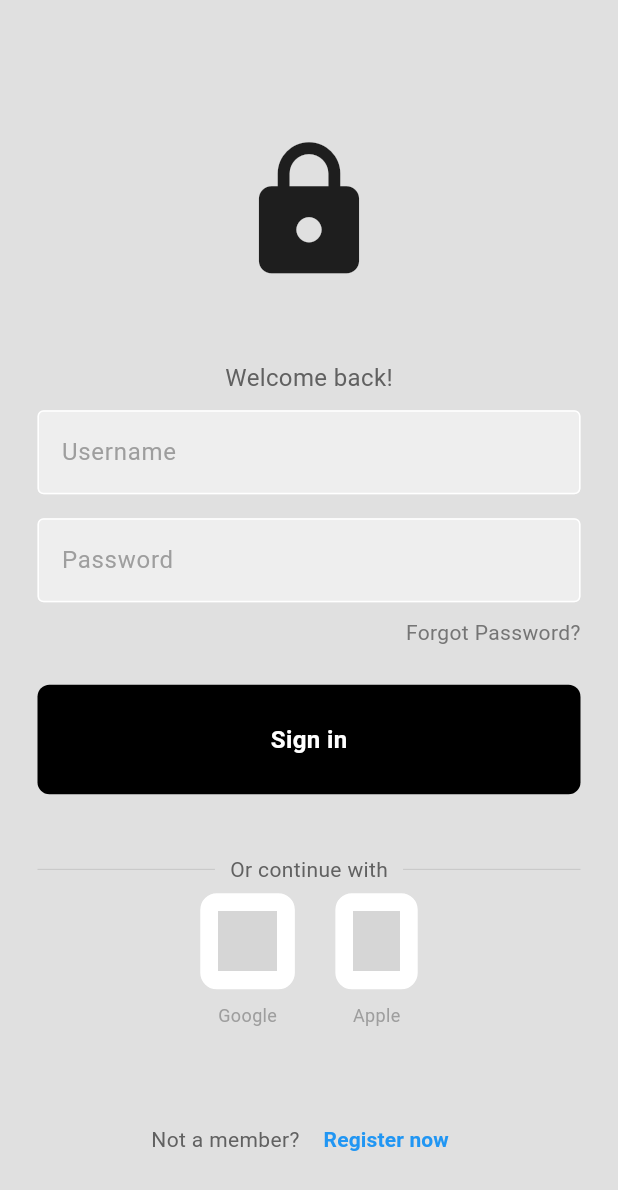
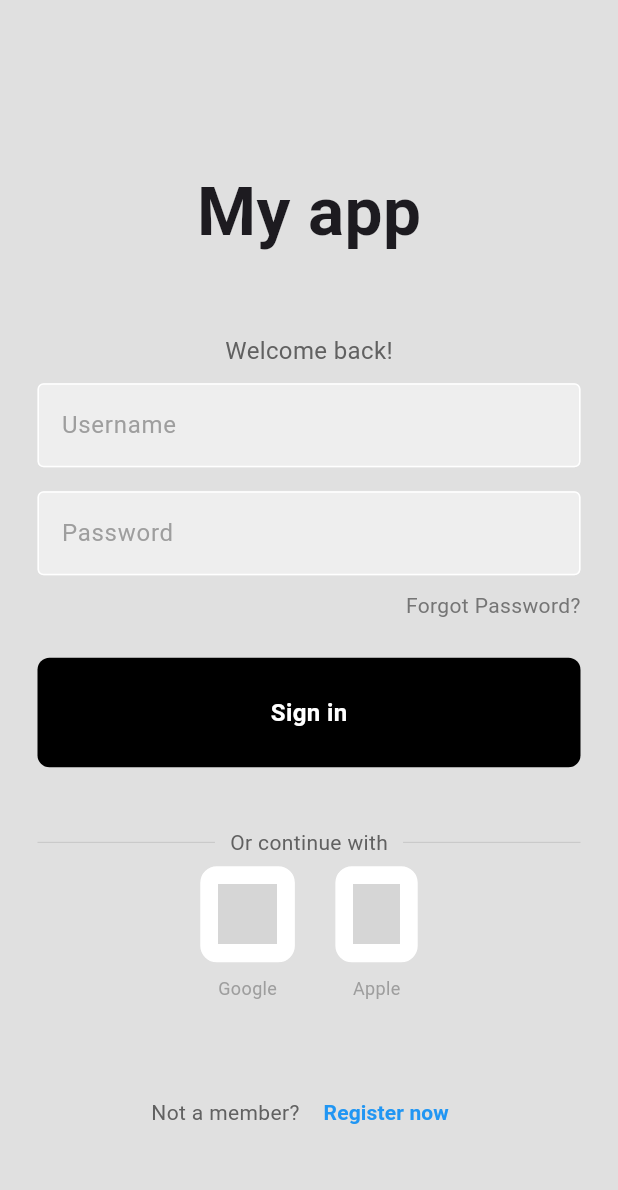
Before and after one commit to realcatapult/Map-25-26, a Flutter app: the screen it shows after launch, on a phone screen of 412 x 824 dp. Shown: the top 1190 px of the screen. Run offline on Flutter 3.47's test engine with Material 3 defaults, Android fonts, the light colour scheme and no system bars; grey boxes are pictures that could not be loaded.

Commit message:
Added app name to top of login

```diff
--- a/lib/Pages/login_page.dart
+++ b/lib/Pages/login_page.dart
@@ -27,11 +27,20 @@ class LoginPage extends StatelessWidget {
               children: [
                 const SizedBox(height: 50),
 
+                // App name
+                const Text(
+                  'My app',
+                  style: TextStyle(
+                    fontSize: 45,
+                    fontWeight: FontWeight.bold
+                  ),
+                ),
+
                 // logo
-                const Icon(
-                  Icons.lock,
-                  size: 100,
-                ),
+                // const Icon(
+                  // Icons.lock,
+                  // size: 45,
+                // ),
                 const SizedBox(height: 50),
 
                 // welcome back
```
